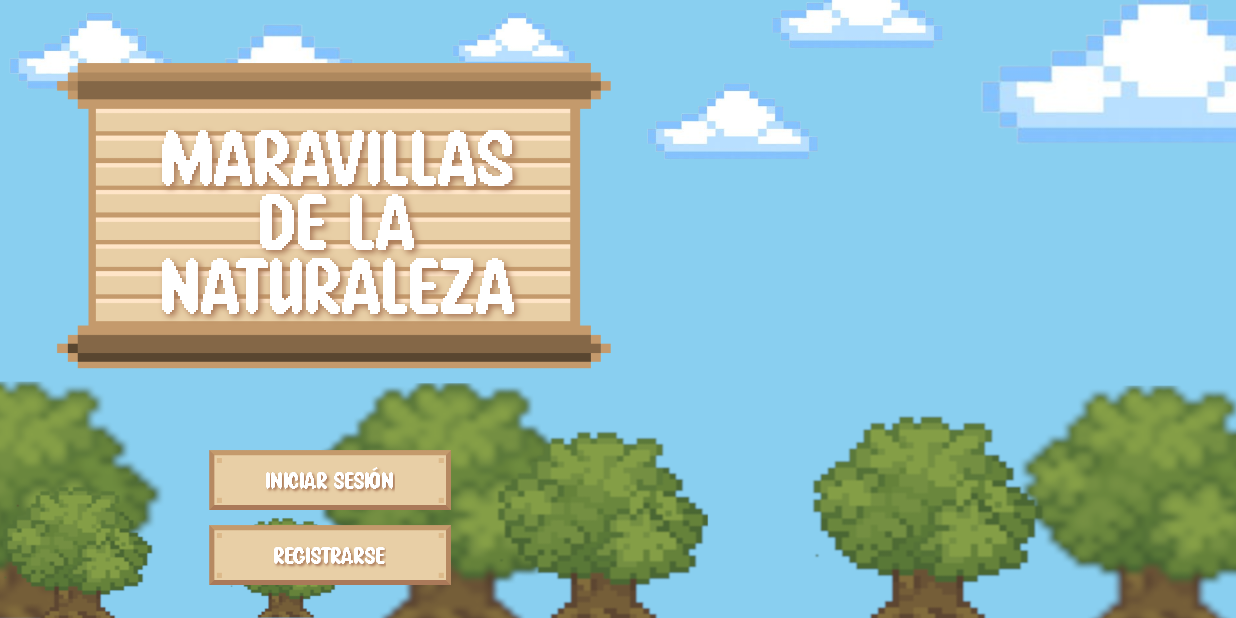
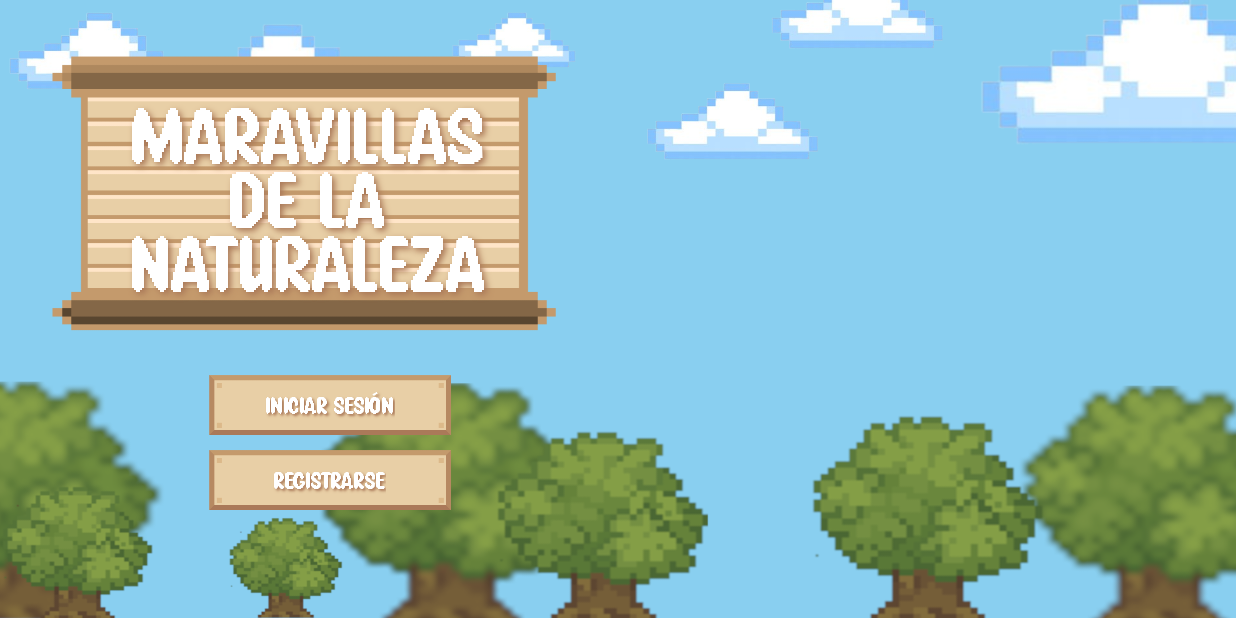
Before and after one commit to LosKillersYFluff/MaravillaNaturaleza, an Android app: the screen it shows after launch (MainActivity), on a phone screen of 824 x 412 dp (held sideways). Run offline under Robolectric (Android 15) with nearby library versions, the phone set to English and light mode, and no system bars.

Commit message:
Actualizacion de pantalla

```diff
--- a/app/src/main/res/layout/activity_main.xml
+++ b/app/src/main/res/layout/activity_main.xml
@@ -9,8 +9,8 @@
 
     <RelativeLayout
         android:id="@+id/contenedor_titulo"
-        android:layout_width="440dp"
-        android:layout_height="290dp"
+        android:layout_width="400dp"
+        android:layout_height="260dp"
         android:layout_marginTop="0dp"
         android:background="@drawable/titulo_madera"
         android:layout_centerHorizontal="false"
@@ -43,8 +43,8 @@
         android:layout_alignParentBottom="true"
         android:layout_centerHorizontal="false"
         android:layout_marginStart="130dp"
-        android:layout_marginTop="300dp"
-        android:layout_marginBottom="15dp"
+        android:layout_marginTop="250dp"
+        android:layout_marginBottom="50dp"
         android:orientation="vertical">
 
         <RelativeLayout
```
